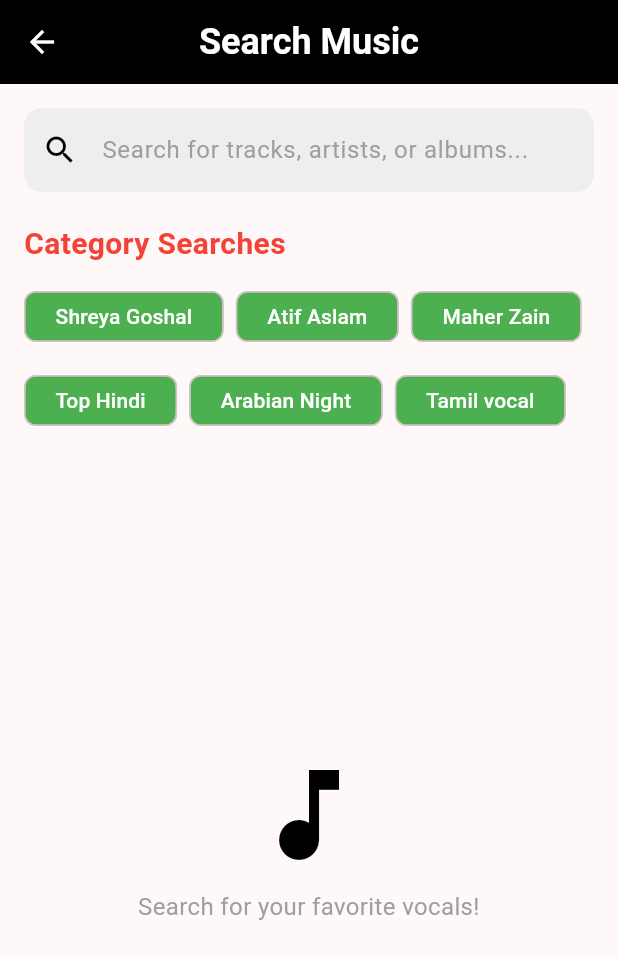
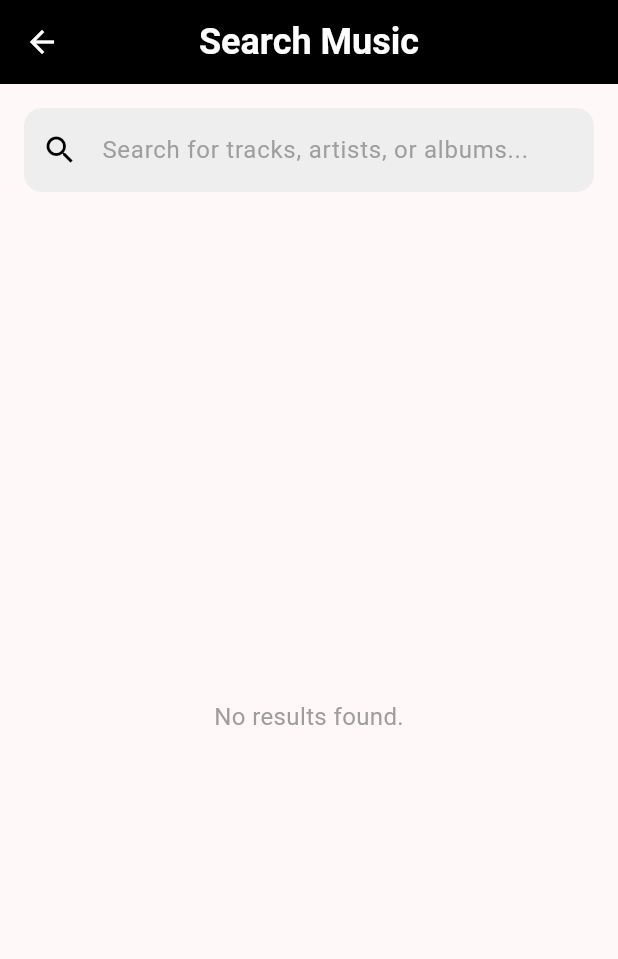
Before and after one commit to AfraKizar08/Vocal-App, a Flutter app: the SearchPage screen opened directly, on a phone screen of 412 x 824 dp. Shown: the top 959 px of the screen. Run offline on Flutter 3.47's test engine with Material 3 defaults, Android fonts, the phone set to English and light mode, and no system bars; our stand-ins replace another_flutter_splash_screen, audioplayers, file_picker, firebase_auth, firebase_core, flutter_riverpod and 2 more; accounts and stored records are empty.

Commit message:
Search Functionality

```diff
--- a/lib/pages/search_page.dart
+++ b/lib/pages/search_page.dart
@@ -1,7 +1,31 @@
 import 'package:flutter/material.dart';
+import 'package:vocal_app/services/database_helper.dart'; // Import your DatabaseHelper
 
-class SearchPage extends StatelessWidget {
+class SearchPage extends StatefulWidget {
   const SearchPage({Key? key}) : super(key: key);
+
+  @override
+  _SearchPageState createState() => _SearchPageState();
+}
+
+class _SearchPageState extends State<SearchPage> {
+  String _searchQuery = '';
+  Future<List<Map<String, dynamic>>>? _searchResults;
+
+  void _onSearchChanged(String query) {
+    setState(() {
+      _searchQuery = query;
+      _searchResults = _searchSongs(query); // Call the search function
+    });
+  }
+
+  Future<List<Map<String, dynamic>>> _searchSongs(String query) async {
+    if (query.isEmpty) {
+      return []; // Return an empty list if the query is empty
+    }
+    // Fetch songs from the database that match the query
+    return await DatabaseHelper().getSongsByTitle(query);
+  }
 
   @override
   Widget build(BuildContext context) {
@@ -32,51 +56,43 @@
                   borderSide: BorderSide.none,
                 ),
               ),
-              onChanged: (value) {
-                // Perform search action
-              },
+              onChanged: _onSearchChanged, // Update search query on change
             ),
             const SizedBox(height: 20),
 
-            // Trending Section
-            const Text(
-              'Category Searches',
-              style: TextStyle(
-                fontSize: 20,
-                fontWeight: FontWeight.bold,
-                color: Colors.red,
-              ),
-            ),
-            const SizedBox(height: 10),
-            Wrap(
-              spacing: 8.0,
-              runSpacing: 8.0,
-              children: const [
-                TrendingChip(label: 'Shreya Goshal'),
-                TrendingChip(label: 'Atif Aslam'),
-                TrendingChip(label: 'Maher Zain'),
-                TrendingChip(label: 'Top Hindi'),
-                TrendingChip(label: 'Arabian Night'),
-                TrendingChip(label: 'Tamil vocal'),
-              ],
-            ),
-            const SizedBox(height: 20),
-
-            // Placeholder or Search Result Info
+            // Search Results
             Expanded(
-              child: Center(
-                child: Column(
-                  mainAxisAlignment: MainAxisAlignment.center,
-                  children: [
-                    Icon(Icons.music_note, size: 80, color: Colors.black),
-                    const SizedBox(height: 10),
-                    const Text(
-                      'Search for your favorite vocals!',
-                      textAlign: TextAlign.center,
-                      style: TextStyle(fontSize: 16, color: Colors.grey),
-                    ),
-                  ],
-                ),
+              child: FutureBuilder<List<Map<String, dynamic>>>(
+                future: _searchResults,
+                builder: (context, snapshot) {
+                  if (snapshot.connectionState == ConnectionState.waiting) {
+                    return const Center(child: CircularProgressIndicator());
+                  } else if (snapshot.hasError) {
+                    return Center(child: Text('Error: ${snapshot.error}'));
+                  } else if (!snapshot.hasData || snapshot.data!.isEmpty) {
+                    return const Center(
+                      child: Text(
+                        'No results found.',
+                        style: TextStyle(fontSize: 16, color: Colors.grey),
+                      ),
+                    );
+                  } else {
+                    final songs = snapshot.data!;
+                    return ListView.builder(
+                      itemCount: songs.length,
+                      itemBuilder: (context, index) {
+                        final song = songs[index];
+                        return ListTile(
+                          title: Text(song['title']),
+                          subtitle: Text(song['artist']),
+                          onTap: () {
+                            // Handle song selection, e.g., navigate to the player
+                          },
+                        );
+                      },
+                    );
+                  }
+                },
               ),
             ),
           ],
@@ -85,21 +101,3 @@
     );
   }
 }
-
-class TrendingChip extends StatelessWidget {
-  final String label;
-
-  const TrendingChip({required this.label, Key? key}) : super(key: key);
-
-  @override
-  Widget build(BuildContext context) {
-    return Chip(
-      label: Text(
-        label,
-        style: const TextStyle(color: Colors.white),
-      ),
-      backgroundColor: Colors.green,
-      padding: const EdgeInsets.symmetric(horizontal: 12, vertical: 6),
-    );
-  }
-}
--- a/lib/services/database_helper.dart
+++ b/lib/services/database_helper.dart
@@ -29,6 +29,16 @@
     );
   }
 
+  Future<List<Map<String, dynamic>>> getSongsByTitle(String title) async {
+    final db = await database;
+    return await db.query(
+      'songs',
+      where: 'title LIKE ? OR artist LIKE ?',
+      whereArgs: ['%$title%', '%$title%'], // Search in both title and artist
+      orderBy: 'id DESC',
+    );
+  }
+
   Future<void> insertSong(Map<String, dynamic> song) async {
     final db = await database;
     await db.insert('songs', song);
```
